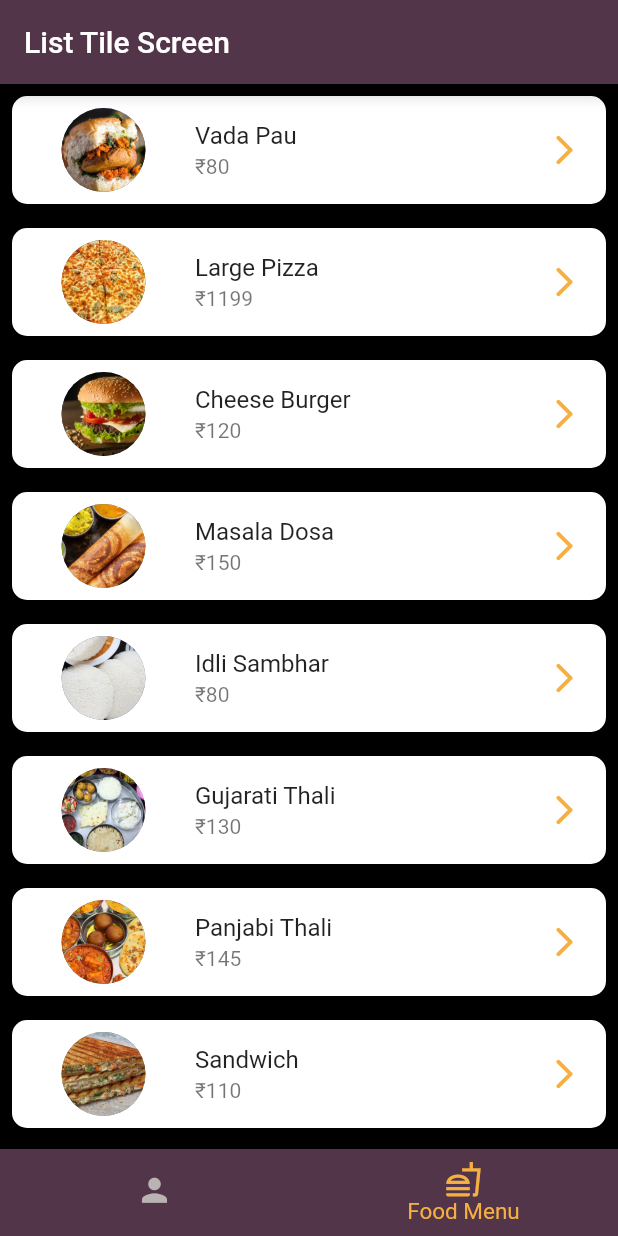
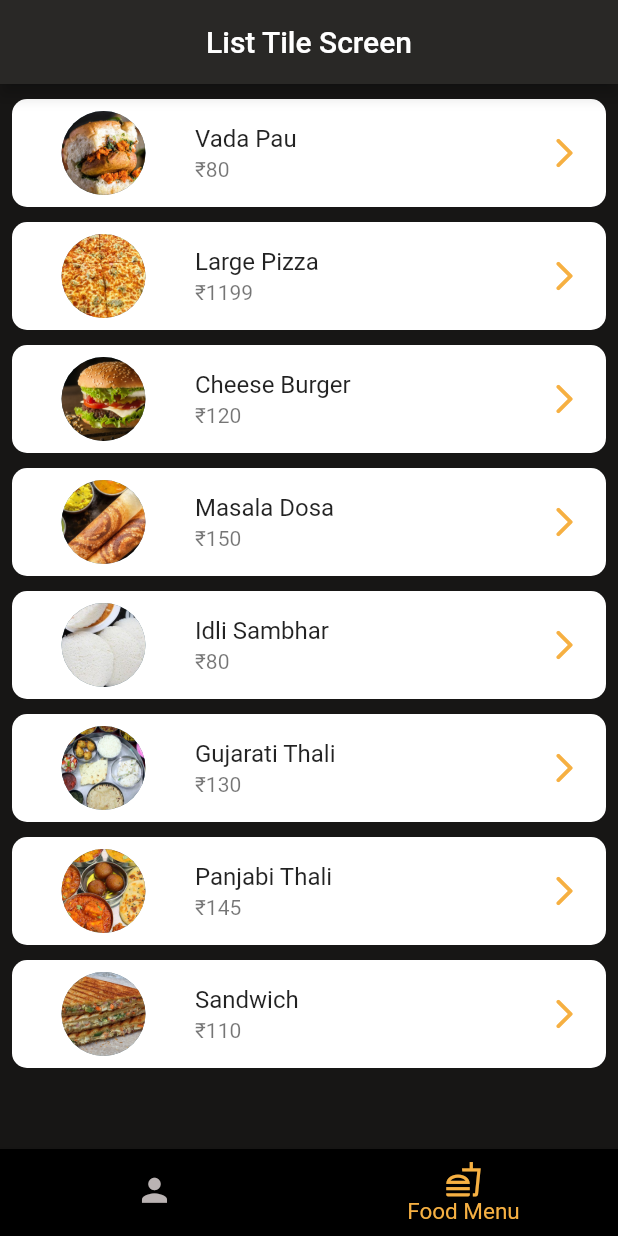
Before and after one commit to Haffshah/Assignment_12_Model_Example, a Flutter app: the screen it shows after launch, item 2 of the bottom bar chosen, on a phone screen of 412 x 824 dp. Run offline on Flutter 3.47's test engine with Material 2 defaults, Android fonts, the phone set to English and light mode, and no system bars; our stand-ins replace photo_view.

Commit message:
Ui Changes

```diff
--- a/lib/Bottombar.dart
+++ b/lib/Bottombar.dart
@@ -18,9 +18,10 @@ class _BottombarScreenState extends State<BottombarScreen> {
   @override
   Widget build(BuildContext context) {
     return Scaffold(
-      backgroundColor: Colors.black,
+      backgroundColor:Color(0xff292826),
       appBar: AppBar(
-        backgroundColor:  Color(0xff533549),
+        centerTitle: true,
+        backgroundColor: Color(0xff292826),
         title: Text('List Tile Screen'),
       ),
       bottomNavigationBar: BottomNavigationBar(
@@ -31,7 +32,7 @@ class _BottombarScreenState extends State<BottombarScreen> {
 
           showUnselectedLabels: false,unselectedItemColor: Color(0xffbab3b3),
           selectedItemColor: Color(0xffF6B042),
-          backgroundColor: Color(0xff533549),
+          backgroundColor: Colors.black,
           currentIndex: _currentIndex,
           onTap: (value) {
             setState(() {
--- a/lib/List1.dart
+++ b/lib/List1.dart
@@ -37,7 +37,7 @@ class ListViewWidget extends StatelessWidget {
       itemCount: myList.length,
       itemBuilder: (context, index) {
         return Padding(
-          padding: const EdgeInsets.all(8.0),
+          padding: const EdgeInsets.fromLTRB(8.0,10.0,8.0,0),
           child: Container(
             decoration: BoxDecoration(
                 color: Colors.white, borderRadius: BorderRadius.circular(10.0)),
--- a/lib/List2.dart
+++ b/lib/List2.dart
@@ -22,7 +22,7 @@ class _SecondListViewPageState extends State<SecondListViewPage> {
         itemCount: myList.length,
         itemBuilder: (context, index) {
           return Padding(
-            padding: const EdgeInsets.all(8.0),
+            padding: const EdgeInsets.fromLTRB(8.0,10.0,8.0,0),
             child: Container(
               decoration: BoxDecoration(
                   color: Colors.white,
```
Also changed, not shown: lib/Details.dart (line endings or trailing spaces).
